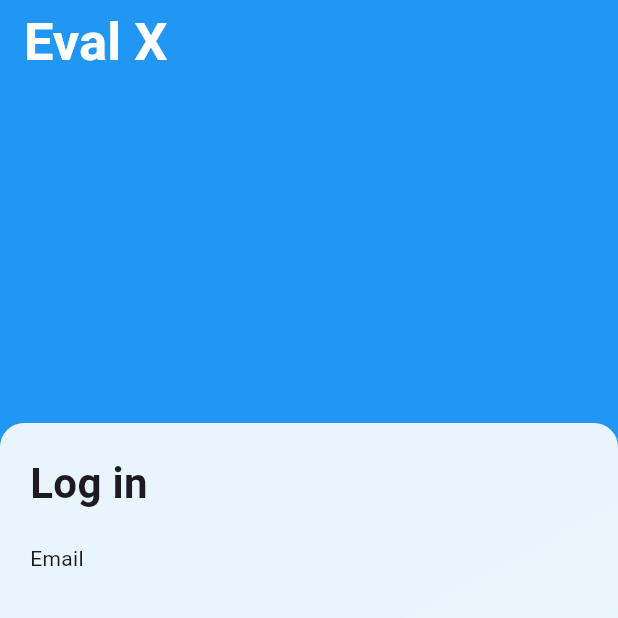
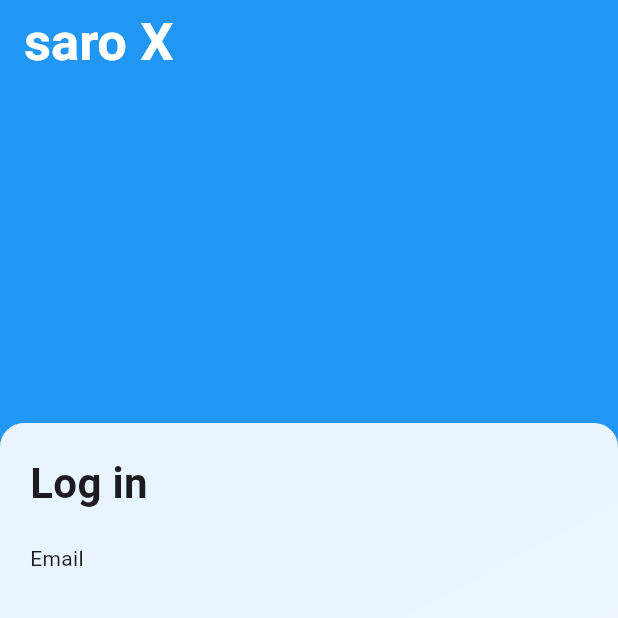
Before and after one commit to saravana-kumar97/cohort_project, a Flutter app: the screen it shows after launch, on a phone screen of 412 x 824 dp, the top half of it. Run offline on Flutter 3.47's test engine with Material 3 defaults, Android fonts, the phone set to English and light mode, and no system bars.

Commit message:
Update app title to "saro X" in main.dart

```diff
--- a/lib/main.dart
+++ b/lib/main.dart
@@ -8,7 +8,7 @@ void main() {
         appBar: AppBar(
           backgroundColor: Colors.blue,
           title: const Text(
-            "Eval X",
+            "saro X",
             style: TextStyle(
               fontWeight: FontWeight.bold,
               color: Colors.white,
```
